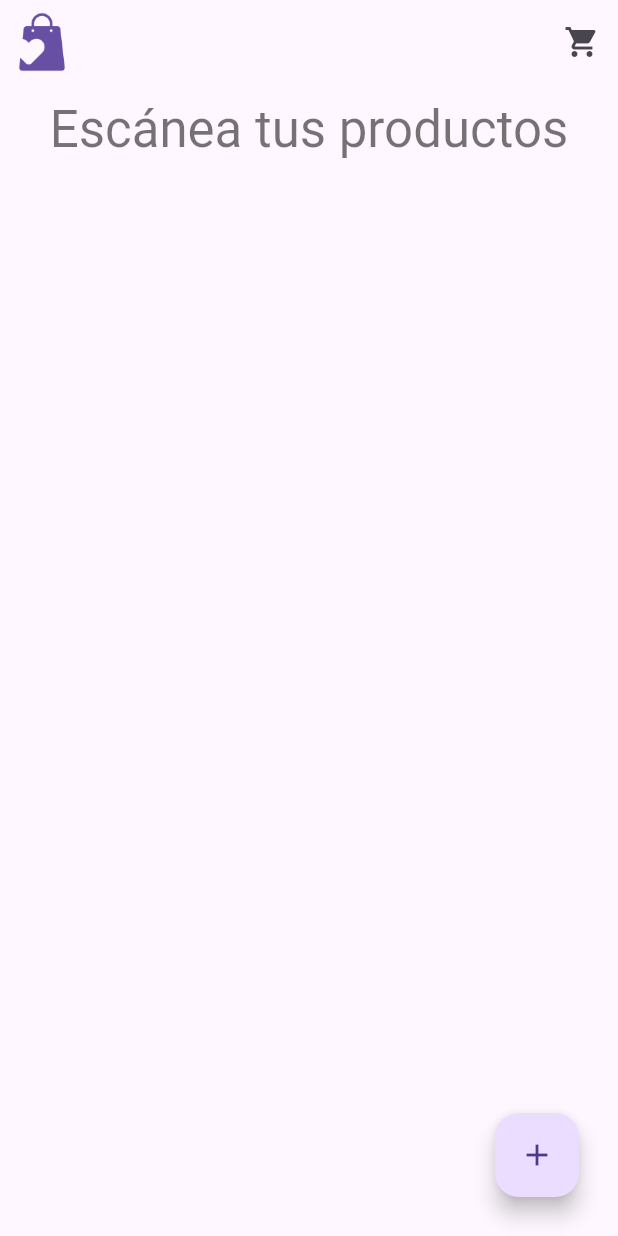
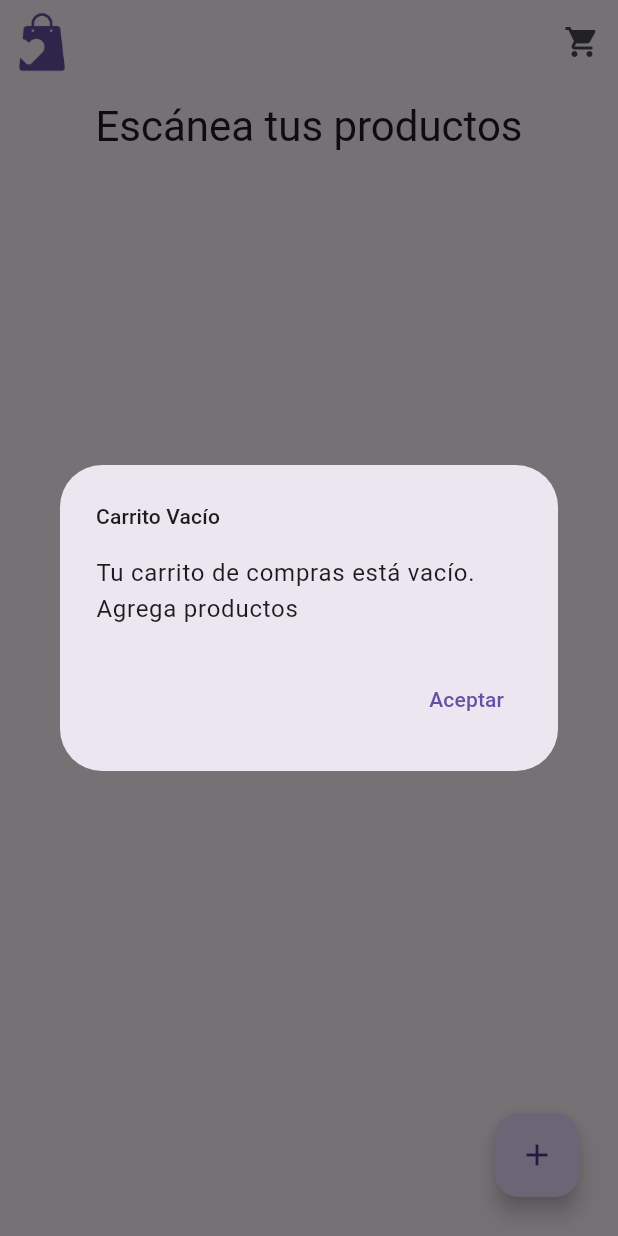
Before and after one commit to SamaritanoDev/app_codebar, a Flutter app: the screen it shows after launch, after a tap on the "shopping cart" icon, on a phone screen of 412 x 824 dp. Run offline on Flutter 3.47's test engine with Material 2 defaults, Android fonts, the phone set to English and light mode, and no system bars; missing offline and left inert: flutter_barcode_scanner.

Commit message:
show add cart and edit arbol of widgets

```diff
--- a/lib/main.dart
+++ b/lib/main.dart
@@ -1,10 +1,14 @@
 import 'package:app_codebar/cart_screen.dart';
 import 'package:app_codebar/product.dart';
+import 'package:app_codebar/widgets/custom_dialog.dart';
 import 'package:flutter/material.dart';
 import 'package:flutter_barcode_scanner/flutter_barcode_scanner.dart';
 
 void main() {
-  runApp(const MainApp());
+  runApp(MaterialApp(
+    theme: ThemeData(useMaterial3: true),
+    home: const MainApp(),
+  ));
 }
 
 class MainApp extends StatefulWidget {
@@ -20,15 +24,22 @@ class _MainAppState extends State<MainApp> {
 
   @override
   Widget build(BuildContext context) {
-    return MaterialApp(
-      theme: ThemeData(useMaterial3: true),
-      home: Scaffold(
+    return Scaffold(
       appBar: AppBar(
         leading: Image.asset('assets/logo.png'),
         actions: [
           IconButton(
             icon: const Icon(Icons.shopping_cart),
-              onPressed: () => _navigateToCart(),
+            onPressed: () {
+              if (_scannedProducts.isNotEmpty) {
+                Navigator.of(context).push(
+                  MaterialPageRoute(builder: (context) => CartScreen(_scannedProducts)),
+                );
+              } else {
+                DialogHelper.showEmptyCartDialog(context);
+                // Aquí puedes mostrar una advertencia o una SnackBar para indicar que el carrito está vacío.
+              }
+            },
           ),
         ],
       ),
@@ -76,7 +87,6 @@ class _MainAppState extends State<MainApp> {
           ],
         ),
       ),
-      ),
     );
   }
 
@@ -96,11 +106,4 @@ class _MainAppState extends State<MainApp> {
       _scannedProducts.add(scannedProduct);
     });
   }
-
-  void _navigateToCart() {
-    Navigator.push(
-      context,
-      MaterialPageRoute(builder: (context) => CartScreen(_scannedProducts)),
-    );
 }
-}
--- /dev/null
+++ b/lib/widgets/custom_dialog.dart
@@ -0,0 +1,24 @@
+import 'package:flutter/material.dart';
+
+class DialogHelper {
+  static void showEmptyCartDialog(BuildContext context) {
+    showDialog(
+      context: context,
+      builder: (BuildContext context) {
+        return AlertDialog(
+          title: Text('Carrito Vacío', style: Theme.of(context).textTheme.titleSmall),
+          content:
+              Text('Tu carrito de compras está vacío. Agrega productos', style: Theme.of(context).textTheme.bodyLarge),
+          actions: [
+            TextButton(
+              onPressed: () {
+                Navigator.of(context).pop();
+              },
+              child: const Text('Aceptar'),
+            ),
+          ],
+        );
+      },
+    );
+  }
+}
```
Lines whose indentation alone changed are shown as unchanged.
